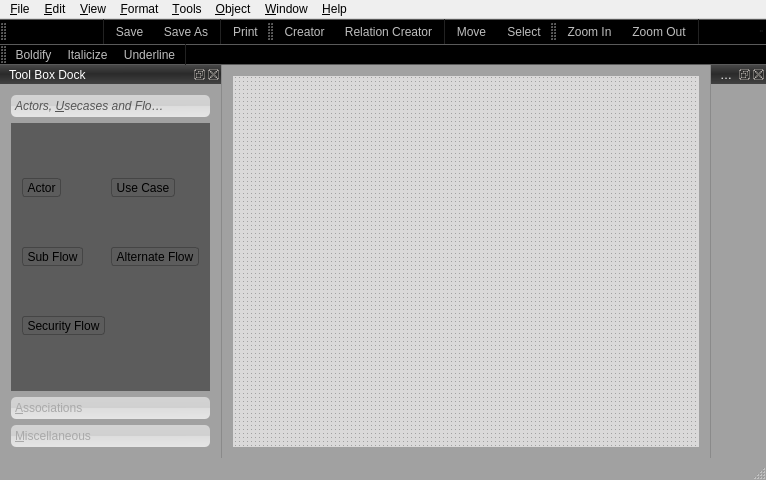
Above: concerto.ui from adityaanandmc/concerto before the change. Below: the same form after it.
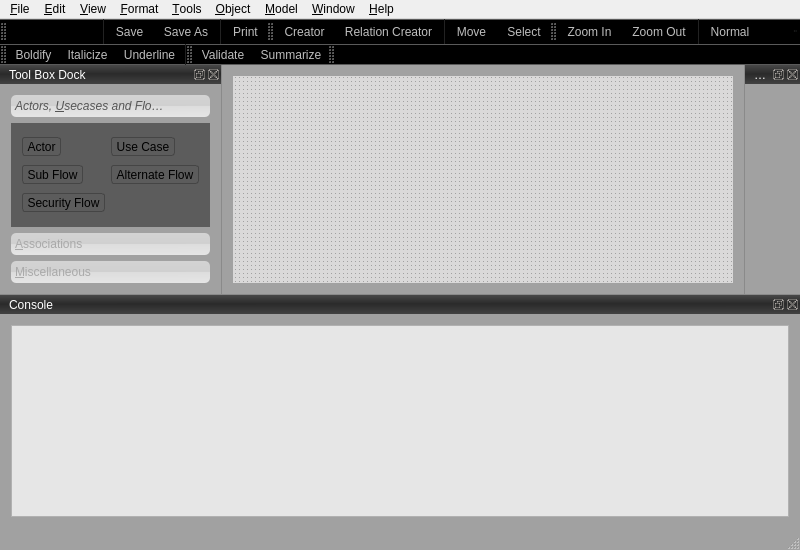
That is the form after the change. Icons and pictures are not drawn.

What changed in the file:
```diff
--- a/concerto.ui
+++ b/concerto.ui
@@ -6,8 +6,8 @@
    <rect>
     <x>0</x>
     <y>0</y>
-    <width>766</width>
-    <height>480</height>
+    <width>800</width>
+    <height>550</height>
    </rect>
   </property>
   <property name="windowTitle">
@@ -206,7 +206,7 @@
     <rect>
      <x>0</x>
      <y>0</y>
-     <width>766</width>
+     <width>800</width>
      <height>25</height>
     </rect>
    </property>
@@ -336,12 +336,20 @@
     <addaction name="separator"/>
     <addaction name="actionFont"/>
    </widget>
+   <widget class="QMenu" name="menu_Model">
+    <property name="title">
+     <string>&amp;Model</string>
+    </property>
+    <addaction name="action_Validate"/>
+    <addaction name="action_Summarize"/>
+   </widget>
    <addaction name="menu_File"/>
    <addaction name="menu_Edit"/>
    <addaction name="menu_View"/>
    <addaction name="menu_Format"/>
    <addaction name="menu_Tools"/>
    <addaction name="menu_Object"/>
+   <addaction name="menu_Model"/>
    <addaction name="menu_Window"/>
    <addaction name="menu_Help"/>
   </widget>
@@ -447,8 +455,8 @@
          <rect>
           <x>0</x>
           <y>0</y>
-          <width>211</width>
-          <height>231</height>
+          <width>198</width>
+          <height>189</height>
          </rect>
         </property>
         <property name="styleSheet">
@@ -1201,6 +1209,104 @@
     <layout class="QVBoxLayout" name="verticalLayout_2"/>
    </widget>
   </widget>
+  <widget class="QDockWidget" name="consoleDockWidget">
+   <property name="styleSheet">
+    <string notr="true">QTextEdit {
+	background: #E6E6E6;
+}</string>
+   </property>
+   <property name="windowTitle">
+    <string>Console</string>
+   </property>
+   <attribute name="dockWidgetArea">
+    <number>8</number>
+   </attribute>
+   <widget class="QWidget" name="dockWidgetContents_3">
+    <layout class="QVBoxLayout" name="verticalLayout_3">
+     <item>
+      <widget class="QTextEdit" name="consoleTextEdit">
+       <property name="documentTitle">
+        <string>Console Output</string>
+       </property>
+       <property name="undoRedoEnabled">
+        <bool>false</bool>
+       </property>
+       <property name="readOnly">
+        <bool>true</bool>
+       </property>
+      </widget>
+     </item>
+    </layout>
+   </widget>
+  </widget>
+  <widget class="QToolBar" name="modelToolBar">
+   <property name="windowTitle">
+    <string>toolBar</string>
+   </property>
+   <property name="styleSheet">
+    <string notr="true">QToolButton { /* all types of tool button */
+	background-color: transparent;
+	border-radius: 3px;
+	padding: 2px;
+ }
+
+QToolButton[popupMode=&quot;1&quot;] { /* only for MenuButtonPopup */
+	padding-right: 20px; /* make way for the popup button */
+ }
+
+QToolButton:hover {
+	background-color: qlineargradient(spread:pad, x1:0.486, y1:1, x2:0.538, y2:0, stop:0 rgba(74, 74, 74, 255), stop:1 rgba(255, 255, 255, 0));
+	border-color: transparent;
+}
+
+QToolButton:pressed, QToolButton:checked {
+	background-color: qlineargradient(spread:pad, x1:0.486, y1:1, x2:0.49, y2:0, stop:0 rgba(14, 14, 14, 255), stop:0.295238 rgba(19, 19, 19, 214), stop:0.533333 rgba(41, 41, 41, 194), stop:1 rgba(14, 14, 14, 255));
+	border: solid 1px #222;
+}
+
+ QToolButton::menu-button {
+     border: 1px solid #222;
+     border-top-right-radius: 3px;
+     border-bottom-right-radius: 3px;
+     /* 16px width + 4px for border = 20px allocated above */
+     width: 16px;
+	background-color: qlineargradient(spread:pad, x1:0.501, y1:0, x2:0.49, y2:1, stop:0 rgba(49, 49, 49, 111), stop:0.519048 rgba(62, 62, 62, 177), stop:0.547619 rgba(64, 64, 64, 187), stop:1 rgba(31, 31, 31, 235));
+ }
+
+QToolButton::menu-button:hover {
+	
+	background-color: qlineargradient(spread:pad, x1:0.523, y1:0, x2:0.505, y2:1, stop:0 rgba(0, 0, 0, 0), stop:0.752381 rgba(47, 15, 28, 206), stop:1 rgba(61, 19, 36, 217));
+}
+
+ QToolButton::menu-arrow {
+     image: url(:/icons/images/toolbar/format/arrow_down_white.png);
+ }
+
+ QToolButton::menu-arrow:open {
+     top: 1px; left: 1px; /* shift it a bit */
+ }
+</string>
+   </property>
+   <attribute name="toolBarArea">
+    <enum>TopToolBarArea</enum>
+   </attribute>
+   <attribute name="toolBarBreak">
+    <bool>false</bool>
+   </attribute>
+   <addaction name="action_Validate"/>
+   <addaction name="action_Summarize"/>
+  </widget>
+  <widget class="QToolBar" name="editToolBar">
+   <property name="windowTitle">
+    <string>toolBar</string>
+   </property>
+   <attribute name="toolBarArea">
+    <enum>TopToolBarArea</enum>
+   </attribute>
+   <attribute name="toolBarBreak">
+    <bool>false</bool>
+   </attribute>
+  </widget>
   <action name="action_New">
    <property name="icon">
     <iconset resource="Image-Resources.qrc">
@@ -1835,6 +1941,43 @@
     <string>&amp;Font...</string>
    </property>
   </action>
+  <action name="action_Validate">
+   <property name="enabled">
+    <bool>false</bool>
+   </property>
+   <property name="icon">
+    <iconset resource="Image-Resources.qrc">
+     <normaloff>:/icons/images/toolbar/model/user-available.svg</normaloff>:/icons/images/toolbar/model/user-available.svg</iconset>
+   </property>
+   <property name="text">
+    <string>&amp;Validate</string>
+   </property>
+  </action>
+  <action name="action_Summarize">
+   <property name="enabled">
+    <bool>false</bool>
+   </property>
+   <property name="icon">
+    <iconset resource="Image-Resources.qrc">
+     <normaloff>:/icons/images/toolbar/model/invest-applet.svg</normaloff>:/icons/images/toolbar/model/invest-applet.svg</iconset>
+   </property>
+   <property name="text">
+    <string>&amp;Summarize</string>
+   </property>
+   <property name="statusTip">
+    <string>Summarize Functionality</string>
+   </property>
+  </action>
+  <action name="action_JPG_Image">
+   <property name="text">
+    <string>&amp;JPG Image</string>
+   </property>
+  </action>
+  <action name="action_PNG_Image">
+   <property name="text">
+    <string>&amp;PNG Image</string>
+   </property>
+  </action>
  </widget>
  <layoutdefault spacing="6" margin="11"/>
  <resources>
```
Left out of the diff: 43 changed lines with no effect on the pictures.
